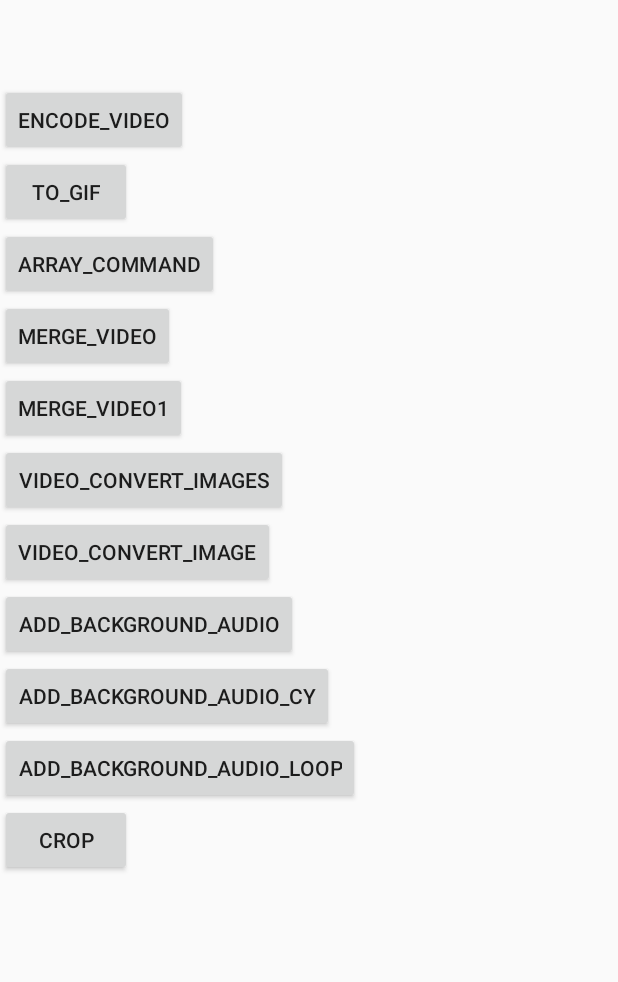
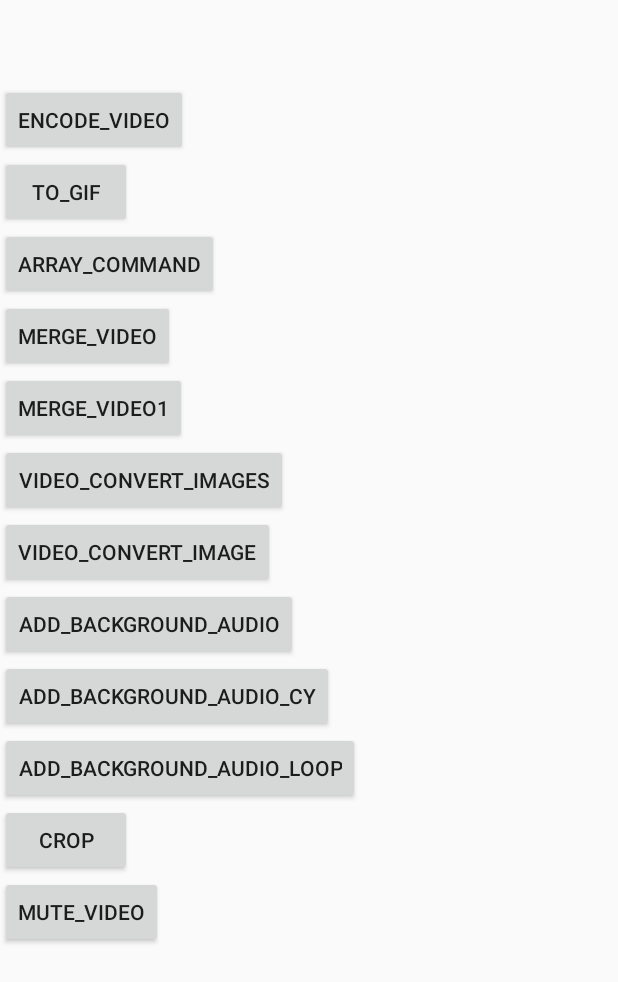
Before and after one commit to hy-liuyuzhe/QWUI_Android, an Android app: the fragment FFmpagFragment placed in its activity, on a phone screen of 412 x 824 dp. Shown: the top 982 px of the screen. Run offline under Robolectric (Android 15) with nearby library versions, the phone set to English and light mode, and no system bars; libraries missing offline, so code that uses them is left out: com.arthenica.ffmpegkit; 3 statements that could not run were skipped.

Commit message:
静音
Signed-off-by: liuyuzhe <15313482685@163.com>

```diff
--- a/app/src/main/res/layout/fragment_ffmpag.xml
+++ b/app/src/main/res/layout/fragment_ffmpag.xml
@@ -64,6 +64,11 @@
         android:layout_width="wrap_content"
         android:layout_height="wrap_content"
         android:text="crop" />
+    <Button
+        android:id="@+id/mute_video"
+        android:layout_width="wrap_content"
+        android:layout_height="wrap_content"
+        android:text="mute_video" />
 
 
 
```
Also changed, not shown: app/src/main/java/com/qwuiteam/project/fragment/FFmpagFragment.kt (+7 -4 lines).
